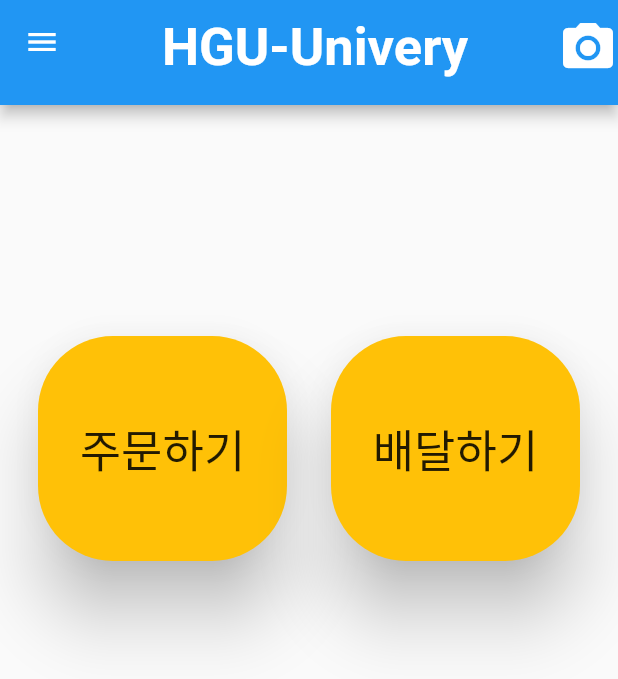
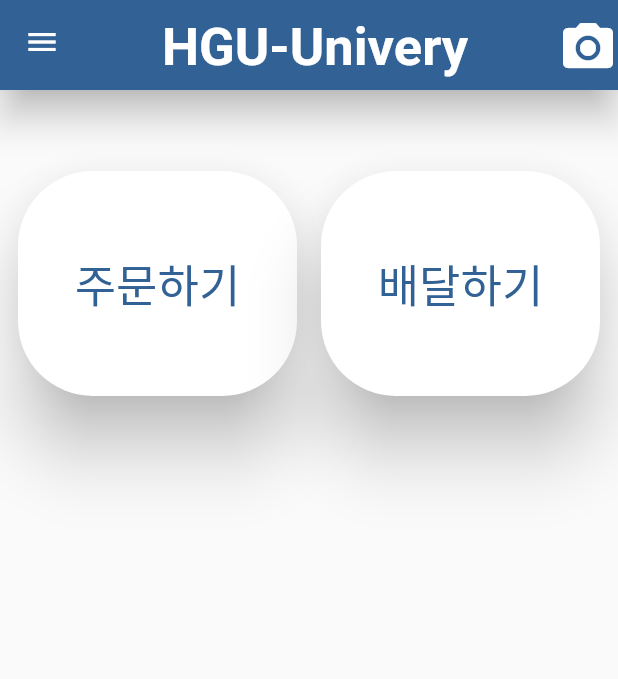
Before and after one commit to bsj2776/univery_flutter_2022, a Flutter app: the screen it shows after launch, on a phone screen of 412 x 824 dp. Shown: the top 679 px of the screen. Run offline on Flutter 3.47's test engine with Material 2 defaults, Android fonts, the phone set to English and light mode, and no system bars; our stand-ins replace cloud_firestore, firebase_auth, firebase_core, get, google_sign_in; missing offline and left inert: iamport_flutter; accounts and stored records are empty; Roboto replaces fonts that are missing (Nanum Barumpen).

Commit message:
Add Button

```diff
--- a/lib/main.dart
+++ b/lib/main.dart
@@ -91,8 +91,11 @@ class _MyHomePageState extends State<MyhomePage> {
 
     return Scaffold(
       appBar: PreferredSize(
-        preferredSize: const Size.fromHeight(70.0),
+        preferredSize: const Size.fromHeight(60.0),
         child: AppBar(
+          backgroundColor: Color(0xff326295),
+          shape: RoundedRectangleBorder(),
+          elevation: 10,
           // Here we take the value from the MyHomePage object that was created by
           // the App.build method, and use it to set our appbar title.
           title: Column(
@@ -136,32 +139,36 @@ class _MyHomePageState extends State<MyhomePage> {
         child: ListView(
           children: [
             SizedBox(
-              height: height_Button,
+              height: 50,
             ),
             Row(mainAxisAlignment: MainAxisAlignment.spaceEvenly, children: [
               Card(
                   elevation: 20,
-                  color: Colors.amber,
+                  color: Colors.white, //Color(0xff326295),
                   shape: RoundedRectangleBorder(
                     borderRadius: BorderRadius.circular(50),
                   ),
                   child: SizedBox(
-                    width: size.width / 2 - 40,
+                    width: size.width / 2 - 20,
                     height: height_Button,
                     child: Center(
-                        child: Text('주문하기', style: TextStyle(fontSize: 30))),
+                        child: Text('주문하기',
+                            style: TextStyle(
+                                fontSize: 30, color: Color(0xff326295)))),
                   )),
               Card(
                 elevation: 20,
-                color: Colors.amber,
+                color: Colors.white,
                 shape: RoundedRectangleBorder(
                   borderRadius: BorderRadius.circular(50),
                 ),
                 child: SizedBox(
-                  width: size.width / 2 - 40,
+                  width: size.width / 2 - 20,
                   height: height_Button,
                   child: Center(
-                      child: Text('배달하기', style: TextStyle(fontSize: 30))),
+                      child: Text('배달하기',
+                          style: TextStyle(
+                              fontSize: 30, color: Color(0xff326295)))),
                 ),
               ),
             ]),
```
